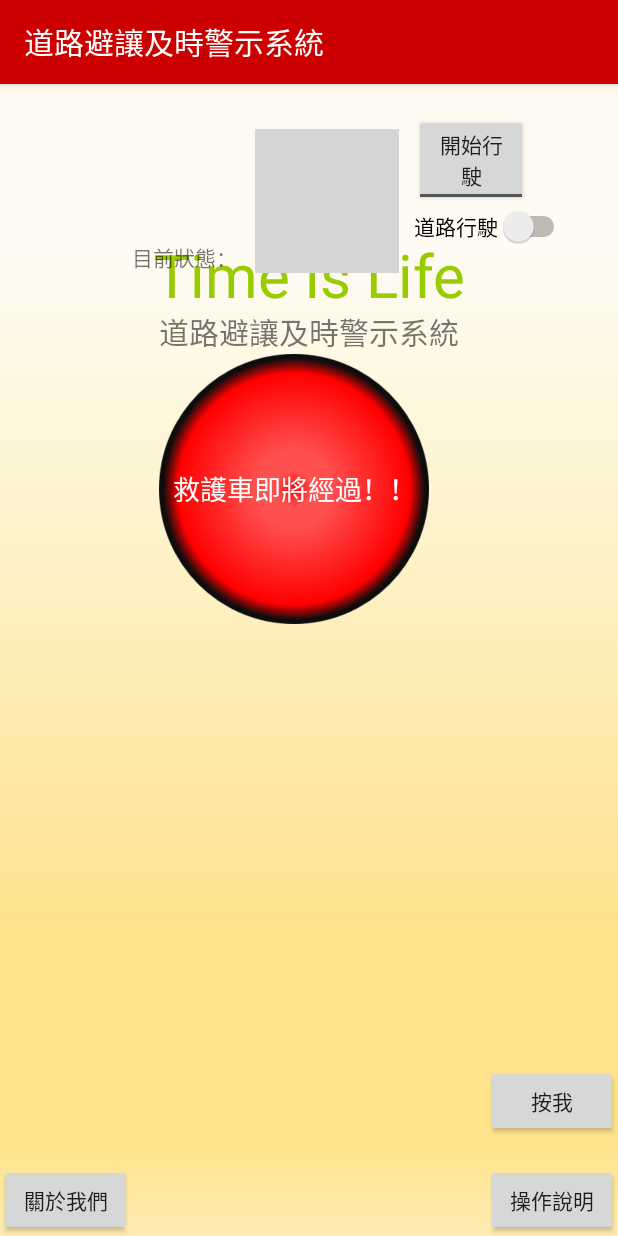
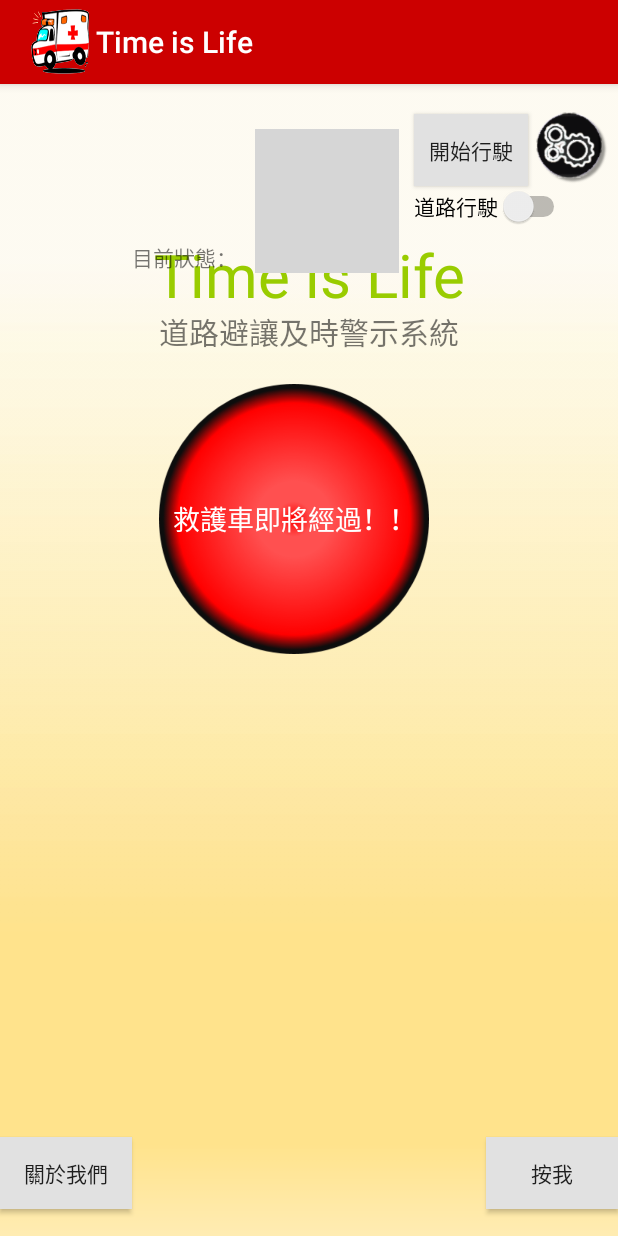
Before and after one commit to john850512/Time-is-Life, an Android app: the screen it shows after launch (MainActivity), on a phone screen of 412 x 824 dp. Run offline under Robolectric (Android 15) with nearby library versions, the phone set to English and light mode, and no system bars; grey boxes are pictures that could not be loaded.

Commit message:
V1.3
版本:V1.3
日期:20170731
說明:
1.新增Setting Activity
2.Button點擊動畫
3.MapActivity設定ActionBar
4.每個Activity都新增Icon
3.Setting button Icon

```diff
--- a/Google_API_O_I_O_I/app/src/main/java/net/macdidi/google_api_o_i_o_i/MainActivity.java
+++ b/Google_API_O_I_O_I/app/src/main/java/net/macdidi/google_api_o_i_o_i/MainActivity.java
@@ -4,18 +4,19 @@ import android.app.Notification;
 import android.app.NotificationManager;
 import android.app.PendingIntent;
 import android.content.Intent;
+import android.content.SharedPreferences;
 import android.graphics.Bitmap;
 import android.graphics.BitmapFactory;
 import android.graphics.drawable.BitmapDrawable;
 import android.os.Bundle;
 import android.os.Handler;
 import android.os.Message;
+import android.support.v7.app.ActionBar;
 import android.support.v7.app.AppCompatActivity;
 import android.util.Log;
 import android.view.View;
 import android.view.animation.Animation;
 import android.view.animation.AnimationUtils;
-import android.view.animation.ScaleAnimation;
 import android.widget.Button;
 import android.widget.ImageView;
 import android.widget.Switch;
@@ -27,14 +28,23 @@ import java.io.DataOutputStream;
 import java.net.InetAddress;
 import java.net.Socket;
 
+import static net.macdidi.google_api_o_i_o_i.R.id.button;
 import static net.macdidi.google_api_o_i_o_i.R.id.imageView;
 
 public class MainActivity extends AppCompatActivity  {
     private int socketerr = 0;
     private Button Notify_Button ;
+    private Button settingBtn;
     private ToggleButton toggleButton;
     private Button redbutton ;
     private Switch switch1;
+
+    //golbal variable(saved in xml)
+    private String hintText;
+    private String hintContentTitle;
+    private String hintContentText;
+    private Double tolerance;
+
     ImageView smallred;
     ImageView smallgreen;
     Socket m_socket = null;
@@ -49,8 +59,33 @@ public class MainActivity extends AppCompatActivity  {
     protected void onCreate(Bundle savedInstanceState) {
         super.onCreate(savedInstanceState);
         setContentView(R.layout.activity_main);
+        //set icon with actionbar
+        ActionBar menu = getSupportActionBar();
+        menu.setDisplayShowHomeEnabled(true);
+        menu.setIcon(R.mipmap.ic_launcher);
+
         Thread test = new Thread(clientSocket);
         test.start();
+
+        //讀取數據
+        SharedPreferences sharedPreferences = getSharedPreferences("Data" , MODE_PRIVATE);
+        int fir_write = 0;
+        fir_write = sharedPreferences.getInt("fir_write",0);
+        //Toast.makeText(MainActivity.this,String.valueOf(fir_write),Toast.LENGTH_SHORT).show();
+        hintText = sharedPreferences.getString("hintText","訊息提示視窗");
+        hintContentTitle = sharedPreferences.getString("hintContentTitle","Time is Life");
+        hintContentText = sharedPreferences.getString("hintContentText","hintContentText");
+        tolerance = Double.valueOf(sharedPreferences.getFloat("tolerance",10.0f));
+        //第一次開啟APP(之前沒寫過檔案)
+        if(fir_write == 0)
+        {
+            Toast.makeText(MainActivity.this,"第一次檔案寫入成功",Toast.LENGTH_SHORT).show();
+            sharedPreferences.edit().putInt("fir_write", 1).apply();
+            sharedPreferences.edit().putString("hintText", "訊息提示視窗").apply();
+            sharedPreferences.edit().putString("hintContentTitle", "提示訊息標題").apply();
+            sharedPreferences.edit().putString("hintContentText", "提示訊息內容").apply();
+            sharedPreferences.edit().putFloat("tolerance", 10.0f).apply();
+        }
 
         Notify_Button = (Button)findViewById(R.id.Notify_Button);
         Notify_Button.setOnClickListener(new View.OnClickListener(){
@@ -69,7 +104,7 @@ public class MainActivity extends AppCompatActivity  {
 
                 if (android.os.Build.VERSION.SDK_INT >= android.os.Build.VERSION_CODES.JELLY_BEAN) {
                     Notification.BigPictureStyle BigPicture = new Notification.BigPictureStyle();
-                    BigPicture.setBigContentTitle("我居然會傳大圖片！");
+                    BigPicture.setBigContentTitle(hintText);
                     //先來設定顯示的大圖片
                     Bitmap bitmap = ((BitmapDrawable) getResources().getDrawable(R.drawable.test)).getBitmap();
                     //丟進去
@@ -80,8 +115,8 @@ public class MainActivity extends AppCompatActivity  {
                             .setTicker("通知訊息顯示在這裡")
                             .setWhen(System.currentTimeMillis()) //設置發生時間
                             .setAutoCancel(true)   // 設置通知被使用者點擊後是否清除  //notification.flags = Notification.FLAG_AUTO_CANCEL;
-                            .setContentTitle("下拉的標題")
-                            .setContentText("下拉的內容")
+                            .setContentTitle(hintContentTitle)
+                            .setContentText(hintContentText)
                             //.setOngoing(true)      //true使notification變為ongoing，用戶不能手動清除// notification.flags = Notification.FLAG_ONGOING_EVENT; notification.flags = Notification.FLAG_NO_CLEAR;
                             .setDefaults(Notification.DEFAULT_ALL) //使用所有默認值，比如聲音，震動，閃屏等等
                             //.setDefaults(Notification.DEFAULT_VIBRATE) //使用默認手機震動提示
@@ -116,7 +151,8 @@ public class MainActivity extends AppCompatActivity  {
 //              mNotificationManager.cancelAll();
             }
         });
-
+        settingBtn = (Button)findViewById(button);//Setting Button
+        redbutton = (Button)findViewById(R.id.button3);//Center Circle Button
         smallred = (ImageView) findViewById(imageView);
         smallgreen = (ImageView) findViewById(R.id.imageView2);
         toggleButton = (ToggleButton) findViewById(R.id.toggleButton);
@@ -159,8 +195,16 @@ public class MainActivity extends AppCompatActivity  {
                 }
             }
         });
-
-        redbutton = (Button)findViewById(R.id.button3);
+        //Setting Button
+        settingBtn.setOnClickListener(new View.OnClickListener(){
+            @Override
+            public void onClick(View v) {
+                Intent Maps = new Intent();
+                Maps.setClass(MainActivity.this,SettingActivity.class);
+                startActivity(Maps);
+            }
+        });
+        //Center Circle Button
         redbutton.setOnClickListener(new View.OnClickListener(){
             @Override
             public void onClick(View v) {
--- /dev/null
+++ b/Google_API_O_I_O_I/app/src/main/res/drawable/login_button_selector.xml
@@ -0,0 +1,5 @@
+<?xml version="1.0" encoding="utf-8"?>
+<selector xmlns:android="http://schemas.android.com/apk/res/android">
+    <item android:drawable="@drawable/clr_normal" android:state_pressed="false"/>
+    <item android:drawable="@drawable/clr_pressed" android:state_pressed="true"/>
+</selector>
--- /dev/null
+++ b/Google_API_O_I_O_I/app/src/main/res/drawable/settingbtn_selector.xml
@@ -0,0 +1,5 @@
+<?xml version="1.0" encoding="utf-8"?>
+<selector xmlns:android="http://schemas.android.com/apk/res/android">
+    <item android:drawable="@drawable/setting_normal" android:state_pressed="false"/>
+    <item android:drawable="@drawable/setting_pressed" android:state_pressed="true"/>
+</selector>
--- a/Google_API_O_I_O_I/app/src/main/res/layout/activity_main.xml
+++ b/Google_API_O_I_O_I/app/src/main/res/layout/activity_main.xml
@@ -5,7 +5,6 @@
     android:id="@+id/activity_main"
     android:layout_width="match_parent"
     android:layout_height="match_parent"
-
     tools:context="net.macdidi.google_api_o_i_o_i.MainActivity"
     android:background="@drawable/bg">
 
@@ -32,37 +31,44 @@
         android:layout_marginLeft="10dp"
         android:layout_marginRight="60dp"
         android:layout_alignParentEnd="true"
+        android:background="@drawable/login_button_selector"
         android:textOn="結束行駛"
         android:textOff="開始行駛"
         android:checked="false" />
-
+    <!---setting button-->
     <Button
-        android:text="操作說明"
-        android:layout_height="wrap_content"
-        android:layout_alignParentBottom="true"
+        android:layout_width="50dp"
+        android:layout_height="50dp"
+        android:background="@drawable/settingbtn_selector"
+        android:layout_alignParentTop="true"
         android:layout_alignParentRight="true"
         android:layout_alignParentEnd="true"
+        android:layout_marginTop="18dp"
+        android:layout_marginRight="5dp"
         android:id="@+id/button"
-        android:layout_width="wrap_content" />
+         />
 
     <Button
         android:text="按我"
         android:id="@+id/Notify_Button"
         android:layout_width="wrap_content"
         android:layout_height="wrap_content"
-        android:layout_marginBottom="18dp"
-        android:layout_above="@+id/button"
+        android:background="@drawable/login_button_selector"
+        android:layout_alignParentBottom="true"
         android:layout_alignParentRight="true"
-        android:layout_alignParentEnd="true" />
+        android:layout_alignParentEnd="true"
+        android:layout_marginBottom="18dp"/>
 
     <Button
         android:text="關於我們"
         android:layout_width="wrap_content"
         android:layout_height="wrap_content"
+        android:background="@drawable/login_button_selector"
         android:layout_alignParentBottom="true"
         android:layout_alignParentLeft="true"
         android:layout_alignParentStart="true"
-        android:id="@+id/About_us" />
+        android:id="@+id/About_us"
+        android:layout_marginBottom="18dp"/>
 
 
     <ImageView
@@ -133,6 +139,7 @@
         android:layout_below="@+id/textView"
         android:layout_alignStart="@+id/textView"
         android:textColor="@android:color/background_light"
+        android:layout_marginTop="20dp"
         android:textSize="20sp" />
 
 </RelativeLayout>
--- a/Google_API_O_I_O_I/app/src/main/res/layout/contain_main.xml
+++ b/Google_API_O_I_O_I/app/src/main/res/layout/contain_main.xml
@@ -14,7 +14,6 @@
         tools:context=".MapsActivity"
         android:name="com.google.android.gms.maps.SupportMapFragment"
         android:layout_alignParentLeft="true"
-        android:layout_alignParentStart="true"
         android:layout_marginLeft="10dp"
         android:layout_marginRight="10dp"
         android:layout_marginTop="50dp"
--- /dev/null
+++ b/Google_API_O_I_O_I/app/src/main/res/values-w820dp/dimens.xml
@@ -0,0 +1,6 @@
+<resources>
+    <!-- Example customization of dimensions originally defined in res/values/dimens.xml
+         (such as screen margins) for screens with more than 820dp of available width. This
+         would include 7" and 10" devices in landscape (~960dp and ~1280dp respectively). -->
+    <dimen name="activity_horizontal_margin">64dp</dimen>
+</resources>
--- a/Google_API_O_I_O_I/app/src/main/res/values/colors.xml
+++ b/Google_API_O_I_O_I/app/src/main/res/values/colors.xml
@@ -7,4 +7,5 @@
     <color name="淺橘透明">#78ffffff</color>
     <color name="primary_material_light_1">#58c75c</color>
     <color name="primary_material_light_2">#4caf50</color>
+    <color name="ToolBarColor">#b4972626</color>
 </resources>
--- /dev/null
+++ b/Google_API_O_I_O_I/app/src/main/res/values/dimens.xml
@@ -0,0 +1,5 @@
+<resources>
+    <!-- Default screen margins, per the Android Design guidelines. -->
+    <dimen name="activity_horizontal_margin">16dp</dimen>
+    <dimen name="activity_vertical_margin">16dp</dimen>
+</resources>
--- a/Google_API_O_I_O_I/app/src/main/res/values/strings.xml
+++ b/Google_API_O_I_O_I/app/src/main/res/values/strings.xml
@@ -1,4 +1,6 @@
 <resources>
-    <string name="app_name">Google_API_O_I_O_I</string>
+    <string name="app_name">Time is Life</string>
     <string name="title_activity_maps">Time is Life</string>
+    <drawable name="clr_normal">#e1e1e1</drawable>
+    <drawable name="clr_pressed">#535353</drawable>
 </resources>
--- a/Google_API_O_I_O_I/app/src/main/res/values/styles.xml
+++ b/Google_API_O_I_O_I/app/src/main/res/values/styles.xml
@@ -14,4 +14,5 @@
         <item name="colorAccent">@color/colorAccent</item>
     </style>
 
+
 </resources>
```
Also changed, not shown: Google_API_O_I_O_I/app/src/main/AndroidManifest.xml (+10 -4 lines), Google_API_O_I_O_I/app/src/main/java/net/macdidi/google_api_o_i_o_i/MapsActivity.java (+14 -5 lines), Google_API_O_I_O_I/app/src/main/java/net/macdidi/google_api_o_i_o_i/SettingActivity.java (added, +67 -0 lines), Google_API_O_I_O_I/app/src/main/res/layout/activity_setting2.xml (added, +108 -0 lines), Google_API_O_I_O_I/app/src/main/res/drawable/setting.png (added), Google_API_O_I_O_I/app/src/main/res/drawable/setting_normal.png (added), Google_API_O_I_O_I/app/src/main/res/drawable/setting_pressed.png (added).
